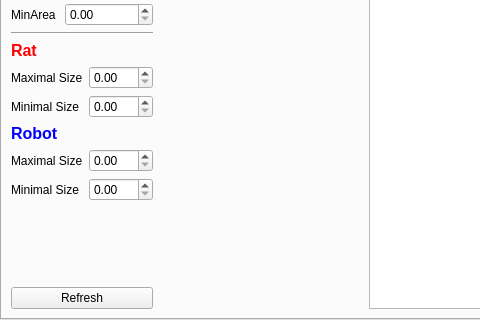
Before: the Qt Designer form configwindow.ui in fgu-cas/kachna-tracker, drawn with Qt 5; both pictures show x 0 to 480 and y 99 to 419 of the 636 by 419 pixel window.
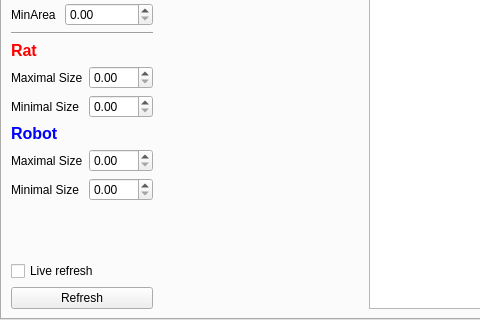
After: the same form once the commit is applied. The open tabs and pages were chosen to show the change.

Commit message: add live refresh to tracking tab

Diff of the .ui file:
```diff
--- a/configwindow.ui
+++ b/configwindow.ui
@@ -744,6 +744,13 @@
         </property>
        </spacer>
       </item>
+      <item>
+       <widget class="QCheckBox" name="checkBox">
+        <property name="text">
+         <string>Live refresh</string>
+        </property>
+       </widget>
+      </item>
       <item>
        <widget class="QPushButton" name="refreshTrackingButton">
         <property name="text">
```
The commit also changes 2 other files.
